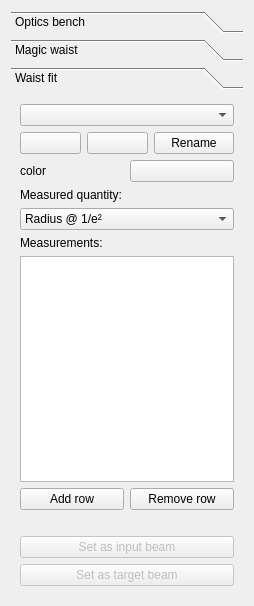
Before: the Qt Designer form gui/GaussianBeamWidget.ui in krokosik/GaussianBeam, drawn with Qt 5.
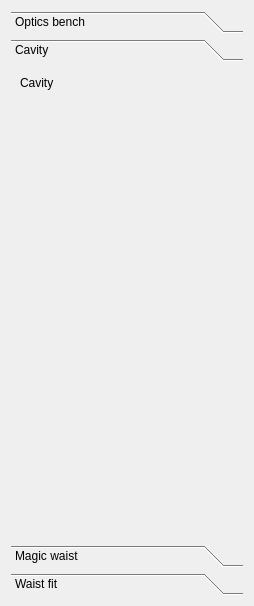
After: the same form once the commit is applied. Icons and pictures are not drawn.

Commit message: Big summer update: 	- New local optimum search using conjugate gradient 	- Customize table columns 	- Loading and saving work for both file versions 	- Beam& -> Beam* conversion 	- New classes (Cavity...)

Diff of the .ui file:
```diff
--- a/gui/GaussianBeamWidget.ui
+++ b/gui/GaussianBeamWidget.ui
@@ -30,7 +30,7 @@
         <enum>QFrame::Plain</enum>
        </property>
        <property name="currentIndex" >
-        <number>2</number>
+        <number>1</number>
        </property>
        <widget class="QWidget" name="page_Bench" >
         <property name="geometry" >
@@ -115,6 +115,41 @@
          </item>
         </layout>
        </widget>
+       <widget class="QWidget" name="page_Cavity" >
+        <property name="geometry" >
+         <rect>
+          <x>0</x>
+          <y>0</y>
+          <width>234</width>
+          <height>450</height>
+         </rect>
+        </property>
+        <attribute name="label" >
+         <string>Cavity</string>
+        </attribute>
+        <layout class="QVBoxLayout" name="verticalLayout" >
+         <item>
+          <widget class="QLabel" name="label_CavityMode" >
+           <property name="text" >
+            <string>Cavity</string>
+           </property>
+          </widget>
+         </item>
+         <item>
+          <spacer name="verticalSpacer" >
+           <property name="orientation" >
+            <enum>Qt::Vertical</enum>
+           </property>
+           <property name="sizeHint" stdset="0" >
+            <size>
+             <width>20</width>
+             <height>197</height>
+            </size>
+           </property>
+          </spacer>
+         </item>
+        </layout>
+       </widget>
        <widget class="QWidget" name="page_MagicWaist" >
         <property name="geometry" >
          <rect>
@@ -336,8 +371,8 @@
          <rect>
           <x>0</x>
           <y>0</y>
-          <width>234</width>
-          <height>487</height>
+          <width>207</width>
+          <height>443</height>
          </rect>
         </property>
         <attribute name="label" >
```
Left out of the diff: 22 changed lines with no effect on the pictures. The commit also changes 41 other files.
